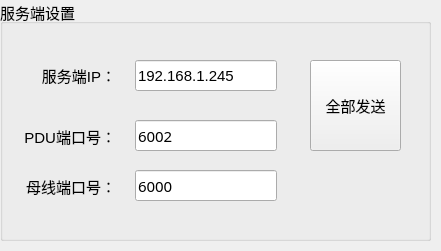
This is PM_Tool/mainPage/seripport.ui in ChinaClever/PM-Tool as Qt 5 draws it before an edit. The edited form follows.
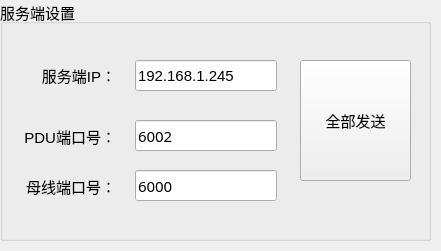
This is the edited form.

Patch:
```diff
--- a/PM_Tool/mainPage/seripport.ui
+++ b/PM_Tool/mainPage/seripport.ui
@@ -124,10 +124,10 @@
    <widget class="QPushButton" name="sendAllBtn">
     <property name="geometry">
      <rect>
-      <x>310</x>
+      <x>300</x>
       <y>60</y>
-      <width>91</width>
-      <height>91</height>
+      <width>111</width>
+      <height>121</height>
      </rect>
     </property>
     <property name="text">
```
